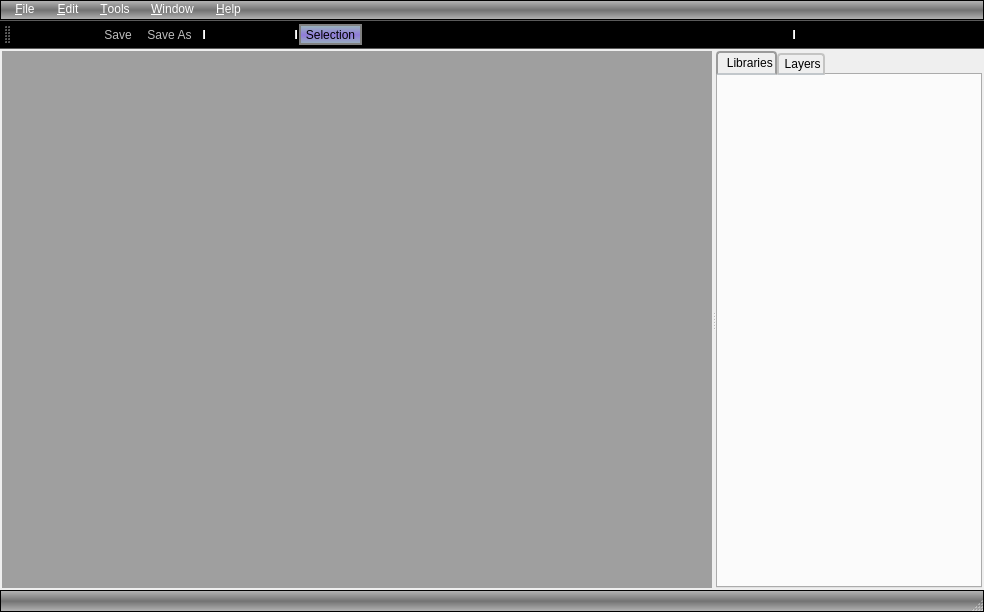
First picture: the form in mainwindow.ui, repository theking0/QFidoCAD, before the edit.
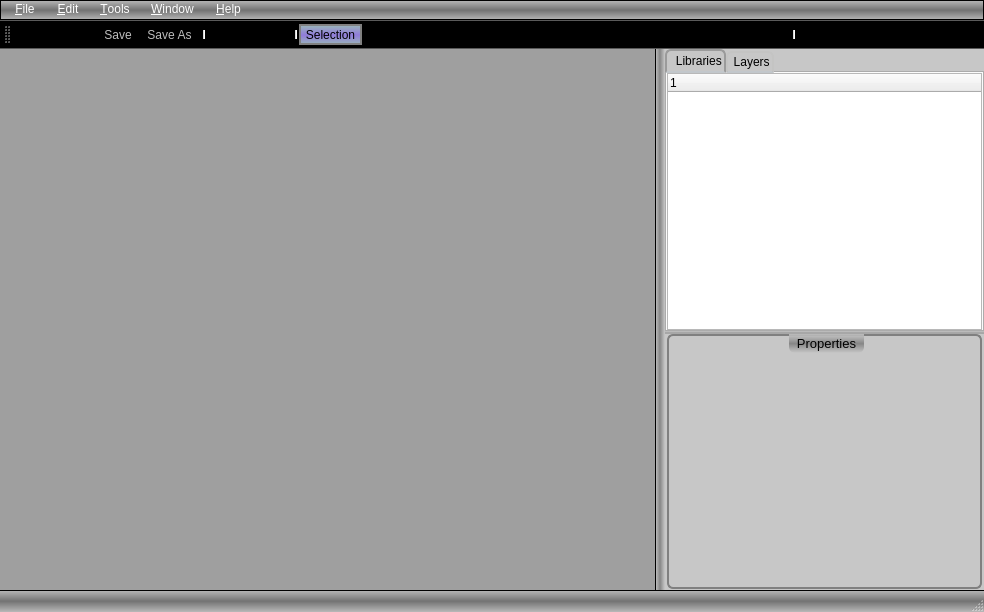
Second picture: the form after the edit. The open tabs and pages were chosen to show the change. Icons and pictures are not drawn.

Patch:
```diff
--- a/mainwindow.ui
+++ b/mainwindow.ui
@@ -29,30 +29,42 @@
    <property name="styleSheet">
     <string notr="true"/>
    </property>
-   <layout class="QHBoxLayout" name="horizontalLayout_3">
-    <property name="leftMargin">
-     <number>2</number>
-    </property>
-    <property name="topMargin">
-     <number>2</number>
-    </property>
-    <property name="rightMargin">
-     <number>2</number>
-    </property>
-    <property name="bottomMargin">
-     <number>2</number>
-    </property>
-    <item>
-     <widget class="QSplitter" name="splitter">
-      <property name="orientation">
-       <enum>Qt::Horizontal</enum>
-      </property>
-      <property name="childrenCollapsible">
-       <bool>false</bool>
-      </property>
-      <widget class="QWidget" name="horizontalLayoutWidget">
        <layout class="QHBoxLayout" name="horizontalLayout">
+    <property name="leftMargin">
+     <number>0</number>
+    </property>
+    <property name="topMargin">
+     <number>0</number>
+    </property>
+    <property name="rightMargin">
+     <number>0</number>
+    </property>
+    <property name="bottomMargin">
+     <number>0</number>
+    </property>
         <item>
+     <widget class="QSplitter" name="splitter_2">
+      <property name="styleSheet">
+       <string notr="true">QSplitter:handle:horizontal {
+	background-color: qlineargradient(spread:reflect, x1:0.495, y1:0.505682, x2:1, y2:0.5, stop:0 rgba(128, 128, 128, 231), stop:1 rgba(199, 199, 199, 207));
+border-left:1px solid black;
+}
+
+QSplitter {
+	background-color: rgb(199, 199, 199);
+}
+
+QSplitter:handle:vertical {
+	background-color: qlineargradient(spread:reflect, x1:0.495, y1:0.505682, x2:0.494, y2:1, stop:0 rgba(128, 128, 128, 231), stop:1 rgba(199, 199, 199, 207));
+
+}</string>
+      </property>
+      <property name="orientation">
+       <enum>Qt::Horizontal</enum>
+      </property>
+      <property name="handleWidth">
+       <number>10</number>
+      </property>
          <widget class="QMdiArea" name="mdiArea">
           <property name="minimumSize">
            <size>
@@ -61,21 +73,27 @@
            </size>
           </property>
          </widget>
-        </item>
-       </layout>
-      </widget>
-      <widget class="QWidget" name="horizontalLayoutWidget_2">
-       <layout class="QVBoxLayout" name="verticalLayout_6">
-        <item>
+      <widget class="QSplitter" name="splitter">
+       <property name="styleSheet">
+        <string notr="true"/>
+       </property>
+       <property name="orientation">
+        <enum>Qt::Vertical</enum>
+       </property>
+       <property name="handleWidth">
+        <number>2</number>
+       </property>
          <widget class="QTabWidget" name="tabWidget">
           <property name="minimumSize">
            <size>
             <width>200</width>
-            <height>0</height>
+          <height>250</height>
            </size>
           </property>
           <property name="styleSheet">
            <string notr="true">
+
+
 QTabWidget::tab-bar {
     alignment: center;
 }
@@ -85,8 +103,8 @@
                                 stop: 0.5 #D8D8D8, stop: 1.0 #D3D3D3);
     border: 2px solid #C4C4C3;
     border-bottom-color: #C2C7CB; /* same as the pane color */
-    border-top-left-radius: 4px;
-    border-top-right-radius: 4px;
+    border-top-left-radius: 6px;
+    border-top-right-radius: 6px;
     min-width: 8ex;
     padding: 2px;
 }
@@ -129,6 +147,29 @@
            <attribute name="title">
             <string>  Libraries</string>
            </attribute>
+         <layout class="QVBoxLayout" name="verticalLayout_3">
+          <property name="leftMargin">
+           <number>0</number>
+          </property>
+          <property name="topMargin">
+           <number>0</number>
+          </property>
+          <property name="rightMargin">
+           <number>0</number>
+          </property>
+          <property name="bottomMargin">
+           <number>0</number>
+          </property>
+          <item>
+           <widget class="QTreeWidget" name="treeWidget">
+            <column>
+             <property name="text">
+              <string notr="true">1</string>
+             </property>
+            </column>
+           </widget>
+          </item>
+         </layout>
           </widget>
           <widget class="QWidget" name="tab_2">
            <attribute name="icon">
@@ -138,10 +179,108 @@
            <attribute name="title">
             <string> Layers</string>
            </attribute>
-          </widget>
-         </widget>
-        </item>
-       </layout>
+         <layout class="QVBoxLayout" name="verticalLayout_2">
+          <property name="leftMargin">
+           <number>0</number>
+          </property>
+          <property name="topMargin">
+           <number>0</number>
+          </property>
+          <property name="rightMargin">
+           <number>0</number>
+          </property>
+          <property name="bottomMargin">
+           <number>0</number>
+          </property>
+          <item>
+           <widget class="QListWidget" name="listWidget"/>
+          </item>
+         </layout>
+        </widget>
+       </widget>
+       <widget class="QWidget" name="verticalLayoutWidget">
+        <layout class="QVBoxLayout" name="verticalLayout">
+         <property name="leftMargin">
+          <number>2</number>
+         </property>
+         <property name="rightMargin">
+          <number>2</number>
+         </property>
+         <property name="bottomMargin">
+          <number>1</number>
+         </property>
+         <item>
+          <widget class="QGroupBox" name="groupBox">
+           <property name="minimumSize">
+            <size>
+             <width>0</width>
+             <height>200</height>
+            </size>
+           </property>
+           <property name="font">
+            <font>
+             <pointsize>10</pointsize>
+             <weight>50</weight>
+             <italic>false</italic>
+             <bold>false</bold>
+             <underline>false</underline>
+             <strikeout>false</strikeout>
+            </font>
+           </property>
+           <property name="autoFillBackground">
+            <bool>false</bool>
+           </property>
+           <property name="styleSheet">
+            <string notr="true">QGroupBox {
+    background-color: qlineargradient(x1: 0, y1: 0, x2: 0, y2: 1,
+                                      stop: 0 #E0E0E0, stop: 1 #FFFFFF);
+    border: 2px solid gray;
+    border-radius: 6px;
+    margin-top: 1ex; /* leave space at the top for the title */
+}
+
+QGroupBox::title {
+    subcontrol-origin: margin;
+    subcontrol-position: top center; /* position at the top center */
+    padding: 2 6px;
+	background-color: qlineargradient(spread:reflect, x1:0.495, y1:0.505682, x2:0.494, y2:1, stop:0 rgba(128, 128, 128, 231), stop:1 rgba(199, 199, 199, 207));
+    border-bottom-left-radius: 6px;
+ border-bottom-right-radius: 6px;
+}</string>
+           </property>
+           <property name="title">
+            <string>Properties</string>
+           </property>
+           <property name="alignment">
+            <set>Qt::AlignCenter</set>
+           </property>
+           <property name="flat">
+            <bool>false</bool>
+           </property>
+           <property name="checkable">
+            <bool>false</bool>
+           </property>
+           <layout class="QVBoxLayout" name="verticalLayout_4">
+            <property name="leftMargin">
+             <number>0</number>
+            </property>
+            <property name="topMargin">
+             <number>0</number>
+            </property>
+            <property name="rightMargin">
+             <number>0</number>
+            </property>
+            <property name="bottomMargin">
+             <number>0</number>
+            </property>
+            <item>
+             <layout class="QGridLayout" name="gridLayout"/>
+            </item>
+           </layout>
+          </widget>
+         </item>
+        </layout>
+       </widget>
       </widget>
      </widget>
     </item>
@@ -290,7 +429,7 @@
     <string notr="true">
 QStatusBar {
 background-color: qlineargradient(spread:reflect, x1:0.494, y1:0.505455, x2:0.494, y2:1, stop:0 rgba(80, 80, 80, 200), stop:1 rgba(168, 168, 168, 200));
-border:1px solid black;
+border-top:1px solid black;
 font: 75 10pt;
 	color: rgb(255, 255, 255);
 	font: 75 11pt &quot;Fixedsys&quot;;
```
Left out of the diff: 31 changed lines with no effect on the pictures. Lines whose indentation alone changed are shown as unchanged.
